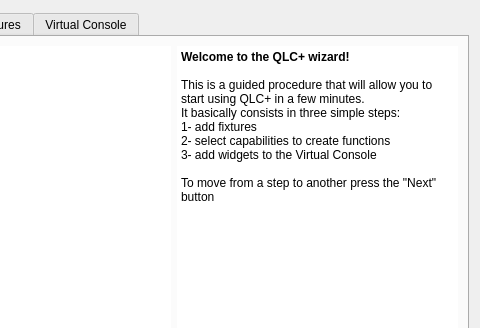
Above: ui/src/virtualconsole/vcwizard.ui from mcallegari/qlcplus before the change; both pictures show x 132 to 612 and y 0 to 328 of the 612 by 530 pixel window. Below: the same form after it.
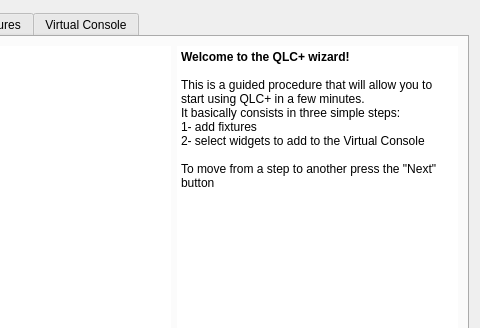
That is the form after the change. Icons and pictures are not drawn.

The edit to the form file:
```diff
--- a/ui/src/virtualconsole/vcwizard.ui
+++ b/ui/src/virtualconsole/vcwizard.ui
@@ -123,8 +123,7 @@
 &lt;p style=&quot; margin-top:0px; margin-bottom:0px; margin-left:0px; margin-right:0px; -qt-block-indent:0; text-indent:0px;&quot;&gt;This is a guided procedure that will allow you to start using QLC+ in a few minutes.&lt;/p&gt;
 &lt;p style=&quot; margin-top:0px; margin-bottom:0px; margin-left:0px; margin-right:0px; -qt-block-indent:0; text-indent:0px;&quot;&gt;It basically consists in three simple steps:&lt;/p&gt;
 &lt;p style=&quot; margin-top:0px; margin-bottom:0px; margin-left:0px; margin-right:0px; -qt-block-indent:0; text-indent:0px;&quot;&gt;1- add fixtures&lt;/p&gt;
-&lt;p style=&quot; margin-top:0px; margin-bottom:0px; margin-left:0px; margin-right:0px; -qt-block-indent:0; text-indent:0px;&quot;&gt;2- select capabilities to create functions&lt;/p&gt;
-&lt;p style=&quot; margin-top:0px; margin-bottom:0px; margin-left:0px; margin-right:0px; -qt-block-indent:0; text-indent:0px;&quot;&gt;3- add widgets to the Virtual Console&lt;/p&gt;
+&lt;p style=&quot; margin-top:0px; margin-bottom:0px; margin-left:0px; margin-right:0px; -qt-block-indent:0; text-indent:0px;&quot;&gt;2- select widgets to add to the Virtual Console&lt;/p&gt;
 &lt;p style=&quot;-qt-paragraph-type:empty; margin-top:0px; margin-bottom:0px; margin-left:0px; margin-right:0px; -qt-block-indent:0; text-indent:0px;&quot;&gt;&lt;br /&gt;&lt;/p&gt;
 &lt;p style=&quot; margin-top:0px; margin-bottom:0px; margin-left:0px; margin-right:0px; -qt-block-indent:0; text-indent:0px;&quot;&gt;To move from a step to another press the &amp;quot;Next&amp;quot; button&lt;/p&gt;&lt;/body&gt;&lt;/html&gt;</string>
          </property>
```
Left out of the diff: 6 changed lines with no effect on the pictures.
